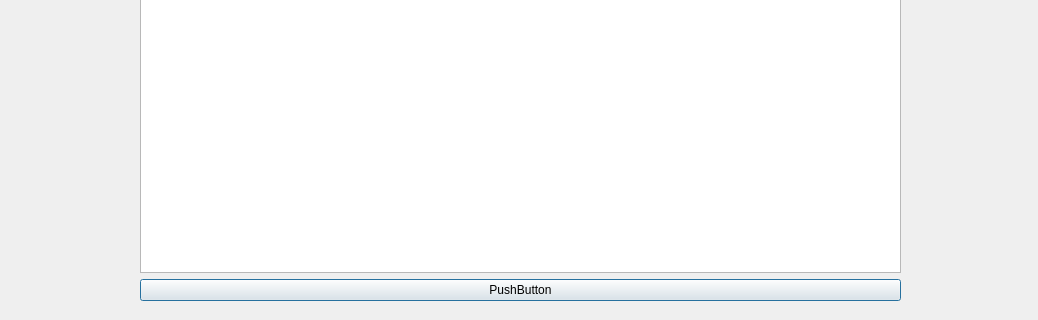
Old version of the form ui/yourclients.ui in the repository IgnacyMermer/SystemRestauracji; both pictures show x 0 to 1038 and y 230 to 550 of the 1038 by 550 pixel window.
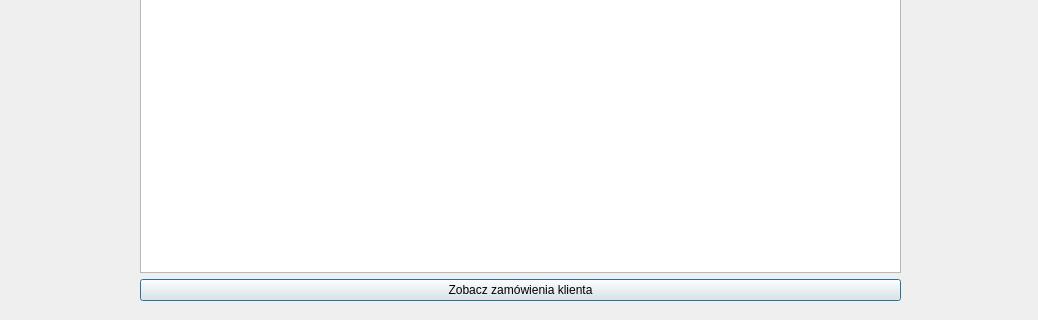
New version of the form.

Commit message: changes in client class to diplay them in employee screen

Diff of the .ui file:
```diff
--- a/ui/yourclients.ui
+++ b/ui/yourclients.ui
@@ -39,7 +39,7 @@
     <item>
      <widget class="QPushButton" name="pushButton">
       <property name="text">
-       <string>PushButton</string>
+       <string>Zobacz zamówienia klienta</string>
       </property>
      </widget>
     </item>
```
The commit also changes 7 other files.
